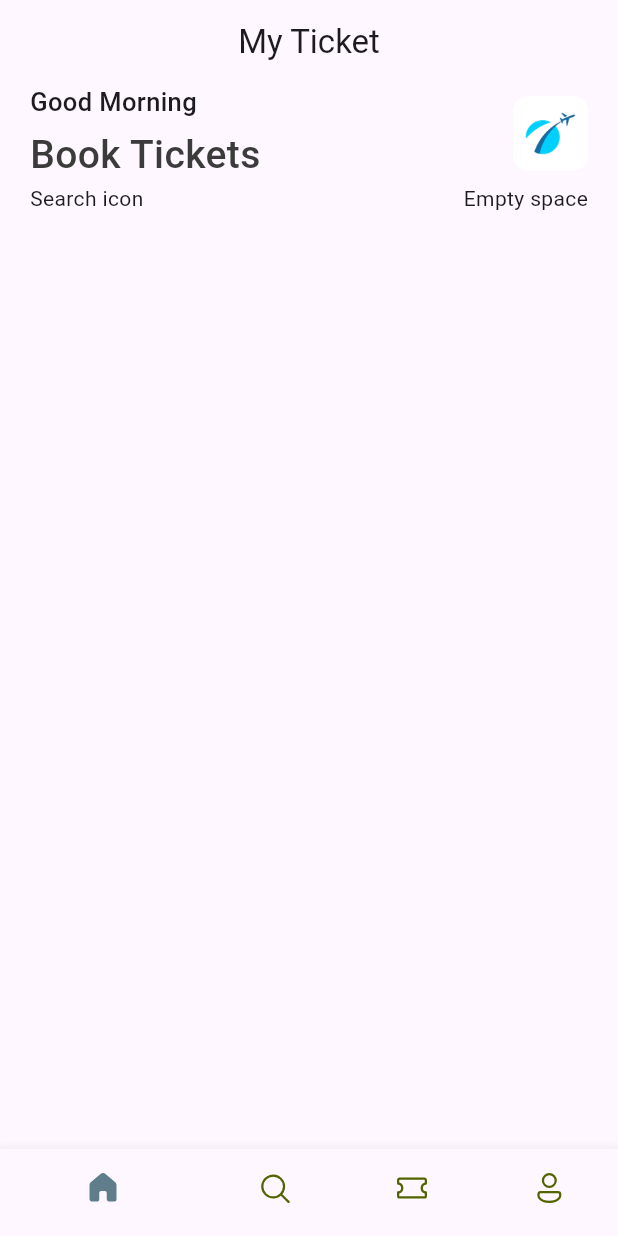
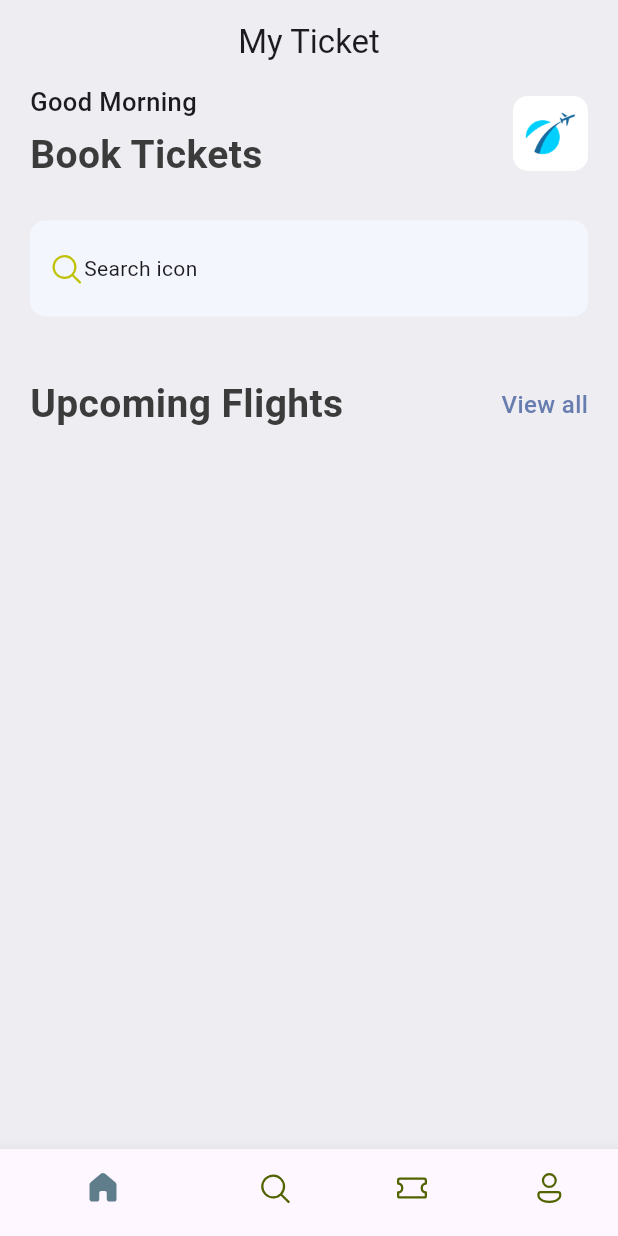
Before and after one commit to Thisi47/ticket_app, a Flutter app: the screen it shows after launch, on a phone screen of 412 x 824 dp. Run offline on Flutter 3.47's test engine with Material 3 defaults, Android fonts, the phone set to English and light mode, and no system bars; our stand-ins replace fluentui_icons.

Commit message:
Il s'agit la de changements dans les fichiers app_styles.dart, app_double_text.dart, bottom_nav_bar.dart, home_screen.dart et main.dart !!

```diff
--- a/lib/base/bottom_nav_bar.dart
+++ b/lib/base/bottom_nav_bar.dart
@@ -1,6 +1,7 @@
 import 'package:fluentui_icons/fluentui_icons.dart';
 import 'package:flutter/cupertino.dart';
 import 'package:flutter/material.dart';
+import 'package:ticket_app/base/res/styles/app_styles.dart';
 import 'package:ticket_app/screens/home_screen.dart';
 
 class BottomNavBar extends StatefulWidget {
@@ -29,8 +30,10 @@ class _BottomNavBarState extends State<BottomNavBar> {
   @override
   Widget build(BuildContext context) {
     return Scaffold(
+
       appBar: AppBar(
         title: const Center(child:  Text("My Ticket")),
+        backgroundColor: AppStyles.backgroundColor,
       ),
       body: app_screens[_selectedIndex],
       bottomNavigationBar: BottomNavigationBar(
--- a/lib/base/res/styles/app_styles.dart
+++ b/lib/base/res/styles/app_styles.dart
@@ -6,10 +6,23 @@ class AppStyles {
   static Color primaryColor = primary;
   static Color textColor = const Color(0xFF3B3B3B);
   static TextStyle headLineStyle3 = const TextStyle(fontSize: 17, fontWeight: FontWeight.w500);
+  static TextStyle headLineStyle1 =  TextStyle(
+      color: textColor,
+      fontSize: 26,
+      fontWeight: FontWeight.bold);
   static TextStyle headLineStyle2 =  TextStyle(
       color: textColor,
       fontSize: 26,
-      fontWeight: FontWeight.w500);
+      fontWeight: FontWeight.bold);
+
+  //Definitions des couleurs
+  static Color backgroundColor = const Color(0XFFEEEDF2);
+
+  static TextStyle textStyle = TextStyle(
+    fontSize: 16,
+    fontWeight: FontWeight.w500,
+    color: textColor
+  );
 
 
 }
--- /dev/null
+++ b/lib/base/widgets/app_double_text.dart
@@ -0,0 +1,28 @@
+import 'package:flutter/material.dart';
+import 'package:ticket_app/base/res/styles/app_styles.dart';
+
+class AppDoubleText extends StatelessWidget {
+  const AppDoubleText({super.key, required this.bigText, required this.smallText});
+  final String bigText, smallText;
+
+
+  @override
+  Widget build(BuildContext context) {
+    return Row(
+      mainAxisAlignment: MainAxisAlignment.spaceBetween,
+      children: [
+        Text(bigText, style: AppStyles.headLineStyle1,),
+        InkWell(
+          onTap: () => {
+
+          },
+          child: Text(smallText, style: AppStyles.textStyle.copyWith(
+            color: AppStyles.primaryColor
+          ),),
+        ),
+
+
+      ],
+    );
+  }
+}
--- a/lib/main.dart
+++ b/lib/main.dart
@@ -12,7 +12,7 @@ class MyApp extends StatelessWidget {
 
   @override
   Widget build(BuildContext context) {
-    return MaterialApp(
+    return const MaterialApp(
       home: BottomNavBar(),
       debugShowCheckedModeBanner: false,
 
--- a/lib/screens/home_screen.dart
+++ b/lib/screens/home_screen.dart
@@ -1,7 +1,10 @@
 import 'dart:ui';
 
+import 'package:fluentui_icons/fluentui_icons.dart';
 import 'package:flutter/material.dart';
 import 'package:ticket_app/base/res/styles/app_styles.dart';
+import 'package:ticket_app/base/res/styles/media.dart';
+import 'package:ticket_app/base/widgets/app_double_text.dart';
 
 class HomeScreen extends StatefulWidget {
   const HomeScreen({super.key});
@@ -14,6 +17,7 @@ class _HomeScreenState extends State<HomeScreen> {
   @override
   Widget build(BuildContext context) {
     return Scaffold(
+      backgroundColor: AppStyles.backgroundColor,
       body: ListView(
         children: [
           Container(
@@ -45,20 +49,36 @@ class _HomeScreenState extends State<HomeScreen> {
                       decoration: BoxDecoration(
                         borderRadius: BorderRadius.circular(10),
                         image: const DecorationImage(
-                          image: AssetImage("assets/assets/images/logo.png")
+                          image: AssetImage(AppMedia.logo)
 
                         )
                       ),
                     ),
                   ],
                 ),
-                const Row(
-                  mainAxisAlignment: MainAxisAlignment.spaceBetween,
-                  children: [Text("Search icon"), Text("Empty space")],
+                const SizedBox(height: 25,),
+                Container(
+                  padding: const EdgeInsets.symmetric(horizontal: 12, vertical: 12),
+                  decoration: BoxDecoration(
+                    borderRadius: BorderRadius.circular(10),
+                    color: const Color(0xFFF4F6FD),
+
+                    ),
+                  child: const Row(
+                    children: [
+                      SizedBox(height: 40,),
+                      Icon(FluentSystemIcons.ic_fluent_search_regular, color: Color(0xFFBFC205),),
+                      Text("Search icon")
+                    ],
+                  ),
                 ),
+                const SizedBox(height: 40,),
+                const AppDoubleText(bigText: "Upcoming Flights", smallText: "View all"),
               ],
             ),
+
           ),
+
         ],
       ),
     );
```
